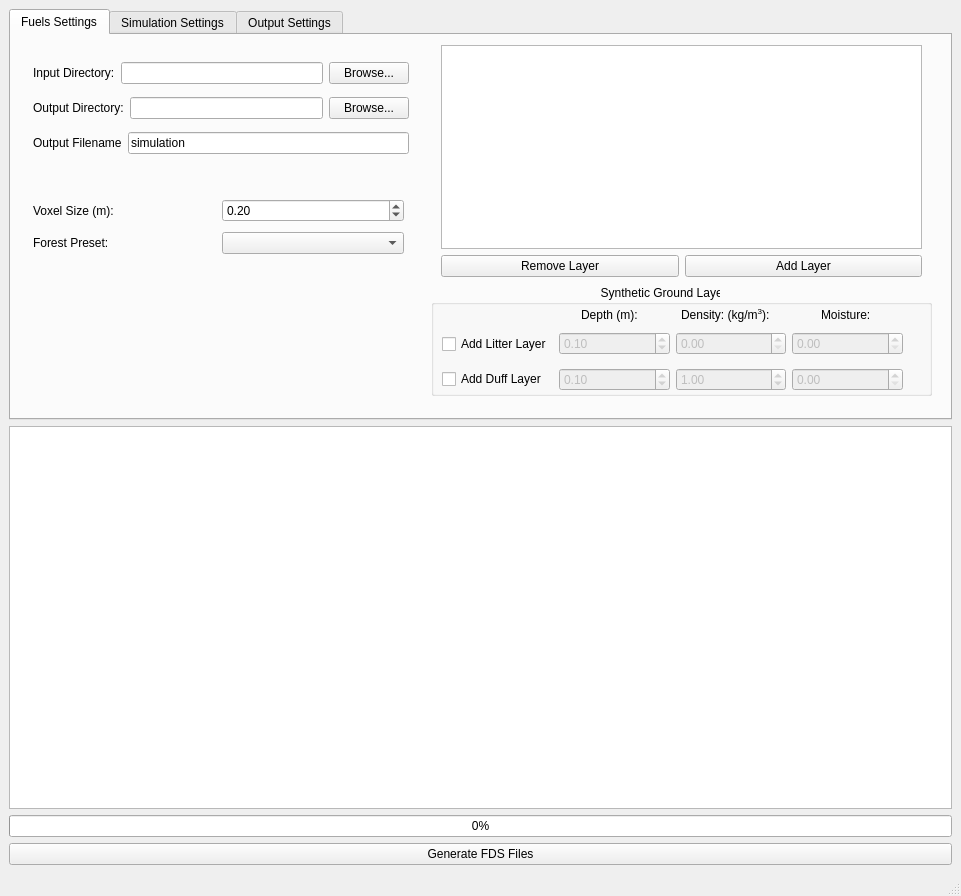
3DFin/TLS_to_FDS, file mainwindow.ui: the form before one commit.
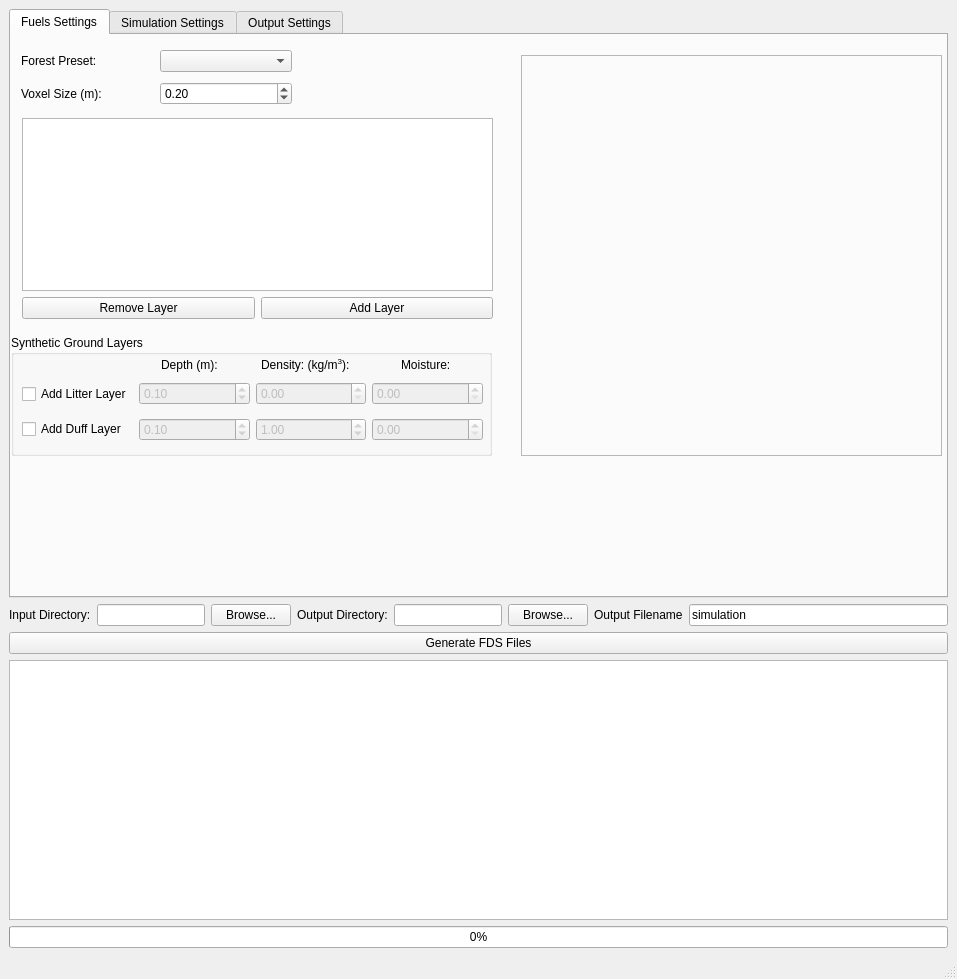
The form after the commit.

What changed in the file:
```diff
--- a/mainwindow.ui
+++ b/mainwindow.ui
@@ -6,8 +6,8 @@
    <rect>
     <x>0</x>
     <y>0</y>
-    <width>961</width>
-    <height>896</height>
+    <width>957</width>
+    <height>979</height>
    </rect>
   </property>
   <property name="windowTitle">
@@ -27,10 +27,10 @@
        <widget class="QWidget" name="layoutWidget">
         <property name="geometry">
          <rect>
-          <x>430</x>
-          <y>10</y>
-          <width>481</width>
-          <height>232</height>
+          <x>11</x>
+          <y>83</y>
+          <width>471</width>
+          <height>201</height>
          </rect>
         </property>
         <layout class="QVBoxLayout" name="verticalLayout_4">
@@ -70,14 +70,14 @@
        <widget class="QGroupBox" name="group_synthetic_layers">
         <property name="geometry">
          <rect>
-          <x>420</x>
-          <y>250</y>
-          <width>501</width>
-          <height>111</height>
+          <x>0</x>
+          <y>300</y>
+          <width>481</width>
+          <height>121</height>
          </rect>
         </property>
         <property name="title">
-         <string>                                                   Synthetic Ground Layers</string>
+         <string>Synthetic Ground Layers</string>
         </property>
         <widget class="QLabel" name="lbl_layer_depth">
          <property name="geometry">
@@ -118,7 +118,7 @@
           <string>Moisture:</string>
          </property>
         </widget>
-        <widget class="QWidget" name="">
+        <widget class="QWidget" name="layoutWidget">
          <property name="geometry">
           <rect>
            <x>11</x>
@@ -248,91 +248,30 @@
          </layout>
         </widget>
        </widget>
-       <widget class="QWidget" name="">
+       <widget class="QWidget" name="layoutWidget">
         <property name="geometry">
          <rect>
-          <x>22</x>
-          <y>20</y>
-          <width>376</width>
-          <height>106</height>
-         </rect>
-        </property>
-        <layout class="QVBoxLayout" name="verticalLayout_2">
-         <item>
-          <layout class="QHBoxLayout" name="horizontalLayout">
-           <item>
-            <widget class="QLabel" name="lbl_input_dir">
-             <property name="text">
-              <string>Input Directory:</string>
-             </property>
-            </widget>
-           </item>
-           <item>
-            <widget class="QLineEdit" name="line_input_dir"/>
-           </item>
-           <item>
-            <widget class="QPushButton" name="btn_browse_input">
-             <property name="cursor">
-              <cursorShape>ArrowCursor</cursorShape>
-             </property>
-             <property name="text">
-              <string>Browse...</string>
-             </property>
-            </widget>
-           </item>
-          </layout>
-         </item>
-         <item>
-          <layout class="QHBoxLayout" name="horizontalLayout_4">
-           <item>
-            <widget class="QLabel" name="lbl_output_dir">
-             <property name="text">
-              <string>Output Directory:</string>
-             </property>
-            </widget>
-           </item>
-           <item>
-            <widget class="QLineEdit" name="line_output_dir"/>
-           </item>
-           <item>
-            <widget class="QPushButton" name="btn_browse_output">
-             <property name="text">
-              <string>Browse...</string>
-             </property>
-            </widget>
-           </item>
-          </layout>
-         </item>
-         <item>
-          <layout class="QHBoxLayout" name="horizontalLayout_9">
-           <item>
-            <widget class="QLabel" name="lbl_output_name">
-             <property name="text">
-              <string>Output Filename</string>
-             </property>
-            </widget>
-           </item>
-           <item>
-            <widget class="QLineEdit" name="line_output_name">
-             <property name="text">
-              <string>simulation</string>
-             </property>
-            </widget>
-           </item>
-          </layout>
-         </item>
-        </layout>
-       </widget>
-       <widget class="QWidget" name="">
-        <property name="geometry">
-         <rect>
-          <x>22</x>
-          <y>160</y>
-          <width>371</width>
+          <x>10</x>
+          <y>11</y>
+          <width>271</width>
           <height>65</height>
          </rect>
         </property>
-        <layout class="QVBoxLayout" name="verticalLayout_3">
+        <layout class="QVBoxLayout" name="verticalLayout_2">
+         <item>
+          <layout class="QHBoxLayout" name="horizontalLayout_5">
+           <item>
+            <widget class="QLabel" name="lbl_preset">
+             <property name="text">
+              <string>Forest Preset:</string>
+             </property>
+            </widget>
+           </item>
+           <item>
+            <widget class="QComboBox" name="combo_preset"/>
+           </item>
+          </layout>
+         </item>
          <item>
           <layout class="QHBoxLayout" name="horizontalLayout_3">
            <item>
@@ -357,22 +296,40 @@
            </item>
           </layout>
          </item>
-         <item>
-          <layout class="QHBoxLayout" name="horizontalLayout_5">
-           <item>
-            <widget class="QLabel" name="lbl_preset">
-             <property name="text">
-              <string>Forest Preset:</string>
-             </property>
-            </widget>
-           </item>
-           <item>
-            <widget class="QComboBox" name="combo_preset"/>
-           </item>
-          </layout>
-         </item>
         </layout>
        </widget>
+       <widget class="QFrame" name="frame">
+        <property name="geometry">
+         <rect>
+          <x>510</x>
+          <y>20</y>
+          <width>421</width>
+          <height>401</height>
+         </rect>
+        </property>
+        <property name="frameShape">
+         <enum>QFrame::Shape::StyledPanel</enum>
+        </property>
+        <property name="frameShadow">
+         <enum>QFrame::Shadow::Raised</enum>
+        </property>
+        <widget class="QLabel" name="lbl_forest_schematic">
+         <property name="geometry">
+          <rect>
+           <x>10</x>
+           <y>0</y>
+           <width>401</width>
+           <height>401</height>
+          </rect>
+         </property>
+         <property name="text">
+          <string/>
+         </property>
+         <property name="scaledContents">
+          <bool>true</bool>
+         </property>
+        </widget>
+       </widget>
       </widget>
       <widget class="QWidget" name="tab_simulation">
        <attribute name="title">
@@ -864,6 +821,84 @@
       </widget>
      </widget>
     </item>
+    <item>
+     <layout class="QHBoxLayout" name="horizontalLayout_13">
+      <item>
+       <layout class="QHBoxLayout" name="horizontalLayout_12">
+        <item>
+         <layout class="QHBoxLayout" name="horizontalLayout">
+          <item>
+           <widget class="QLabel" name="lbl_input_dir">
+            <property name="text">
+             <string>Input Directory:</string>
+            </property>
+           </widget>
+          </item>
+          <item>
+           <widget class="QLineEdit" name="line_input_dir"/>
+          </item>
+          <item>
+           <widget class="QPushButton" name="btn_browse_input">
+            <property name="cursor">
+             <cursorShape>ArrowCursor</cursorShape>
+            </property>
+            <property name="text">
+             <string>Browse...</string>
+            </property>
+           </widget>
+          </item>
+         </layout>
+        </item>
+        <item>
+         <layout class="QHBoxLayout" name="horizontalLayout_4">
+          <item>
+           <widget class="QLabel" name="lbl_output_dir">
+            <property name="text">
+             <string>Output Directory:</string>
+            </property>
+           </widget>
+          </item>
+          <item>
+           <widget class="QLineEdit" name="line_output_dir"/>
+          </item>
+          <item>
+           <widget class="QPushButton" name="btn_browse_output">
+            <property name="text">
+             <string>Browse...</string>
+            </property>
+           </widget>
+          </item>
+         </layout>
+        </item>
+       </layout>
+      </item>
+      <item>
+       <layout class="QHBoxLayout" name="horizontalLayout_9">
+        <item>
+         <widget class="QLabel" name="lbl_output_name">
+          <property name="text">
+           <string>Output Filename</string>
+          </property>
+         </widget>
+        </item>
+        <item>
+         <widget class="QLineEdit" name="line_output_name">
+          <property name="text">
+           <string>simulation</string>
+          </property>
+         </widget>
+        </item>
+       </layout>
+      </item>
+     </layout>
+    </item>
+    <item>
+     <widget class="QPushButton" name="btn_generate">
+      <property name="text">
+       <string>Generate FDS Files</string>
+      </property>
+     </widget>
+    </item>
     <item>
      <widget class="QTextEdit" name="text_console">
       <property name="enabled">
@@ -872,7 +907,7 @@
       <property name="maximumSize">
        <size>
         <width>16777215</width>
-        <height>383</height>
+        <height>260</height>
        </size>
       </property>
      </widget>
@@ -884,13 +919,6 @@
       </property>
      </widget>
     </item>
-    <item>
-     <widget class="QPushButton" name="btn_generate">
-      <property name="text">
-       <string>Generate FDS Files</string>
-      </property>
-     </widget>
-    </item>
    </layout>
   </widget>
   <widget class="QMenuBar" name="menubar">
```
Left out of the diff: 2 changed lines with no effect on the pictures.
